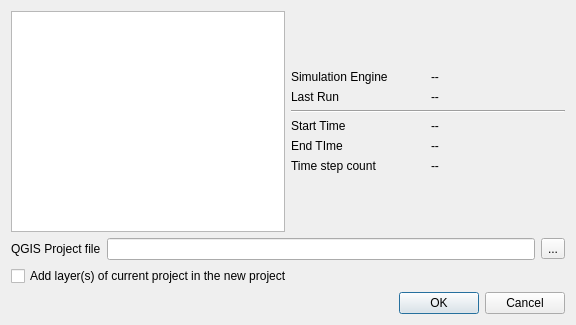
Above: src/ui/structure2d/reoshydraulicstructureresultexport.ui from vcloarec/ReosProject before the change. Below: the same form after it.
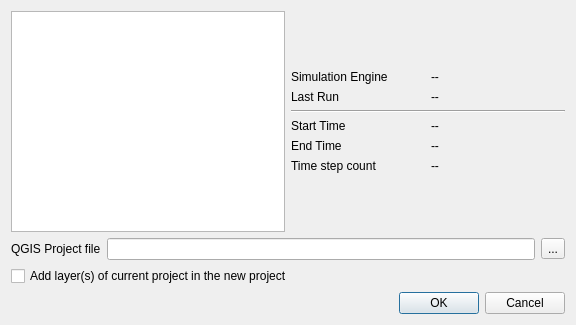
That is the form after the change. Custom widgets are drawn as their Qt base class.

```diff
--- a/src/ui/structure2d/reoshydraulicstructureresultexport.ui
+++ b/src/ui/structure2d/reoshydraulicstructureresultexport.ui
@@ -68,7 +68,7 @@
        <item row="5" column="0">
         <widget class="QLabel" name="label_6">
          <property name="text">
-          <string>End TIme</string>
+          <string>End Time</string>
          </property>
         </widget>
        </item>
```
Left out of the diff: 12 changed lines with no effect on the pictures.
